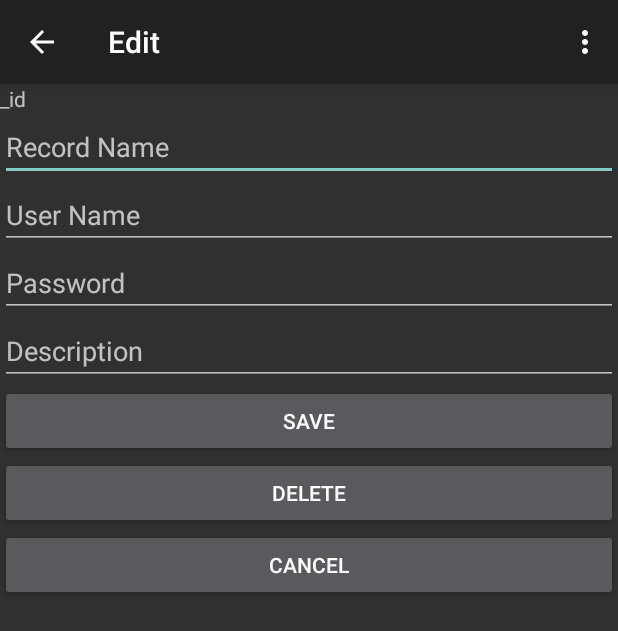
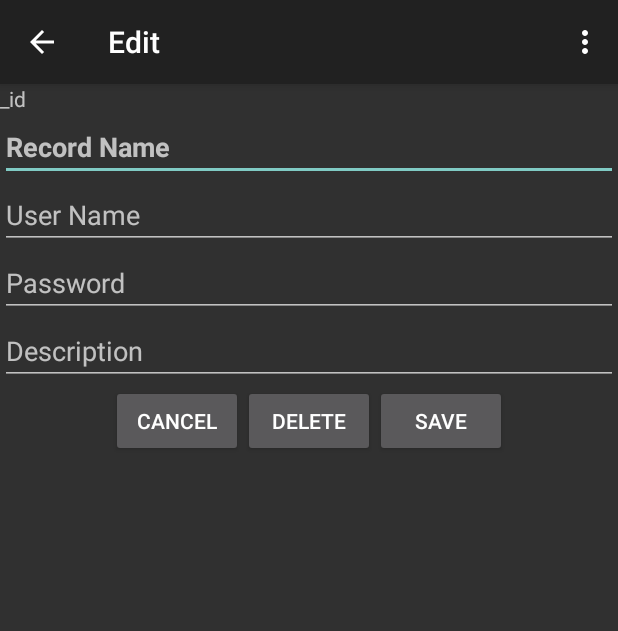
Before and after one commit to edwardcrane/MyPass, an Android app: the EditResourceActivity screen opened directly, with no data from a screen before it, on a phone screen of 412 x 824 dp. Shown: the top 631 px of the screen. Run offline under Robolectric (Android 15) with nearby library versions, the phone set to English and light mode, and no system bars; 5 statements that could not run were skipped.

Commit message:
Change layout of buttons in the edit resource screen to put them on a single line across, "Cancel, Delete, Save". Changed the fonts for the Resource Name fields to BOLD.

```diff
--- a/app/src/main/res/layout/activity_edit_resource.xml
+++ b/app/src/main/res/layout/activity_edit_resource.xml
@@ -13,6 +13,7 @@
     <EditText
         android:layout_weight="0"
         android:id="@+id/resource_name"
+        android:textStyle="bold"
         android:layout_width="0dp"
         android:layout_height="wrap_content"
         android:hint="@string/resource_name" />
@@ -39,20 +40,28 @@
         android:layout_height="wrap_content"
         android:hint="@string/description" />
 
-    <Button
+    <LinearLayout
+        android:layout_width="match_parent"
+        android:orientation="horizontal"
+        android:gravity="center">
+
+        <Button
+            android:layout_width="wrap_content"
+            android:layout_height="wrap_content"
+            android:text="@string/button_cancel"
+            android:onClick="cancelEntry" />
+
+        <Button
+            android:layout_width="wrap_content"
+            android:layout_height="wrap_content"
+            android:text="Delete"
+            android:onClick="deleteResource"/>
+
+        <Button
         android:layout_width="wrap_content"
         android:layout_height="wrap_content"
         android:text="@string/button_save"
         android:onClick="saveEntry" />
-    <Button
-        android:layout_width="wrap_content"
-        android:layout_height="wrap_content"
-        android:text="Delete"
-        android:onClick="deleteResource"/>
-    <Button
-        android:layout_width="wrap_content"
-        android:layout_height="wrap_content"
-        android:text="@string/button_cancel"
-        android:onClick="cancelEntry" />
+    </LinearLayout>
 
 </TableLayout>
--- a/app/src/main/res/layout/activity_new_resource.xml
+++ b/app/src/main/res/layout/activity_new_resource.xml
@@ -9,6 +9,7 @@
         android:id="@+id/resource_name"
         android:layout_width="0dp"
         android:layout_height="wrap_content"
+        android:textStyle="bold"
         android:hint="@string/resource_name" />
 
     <EditText
```
